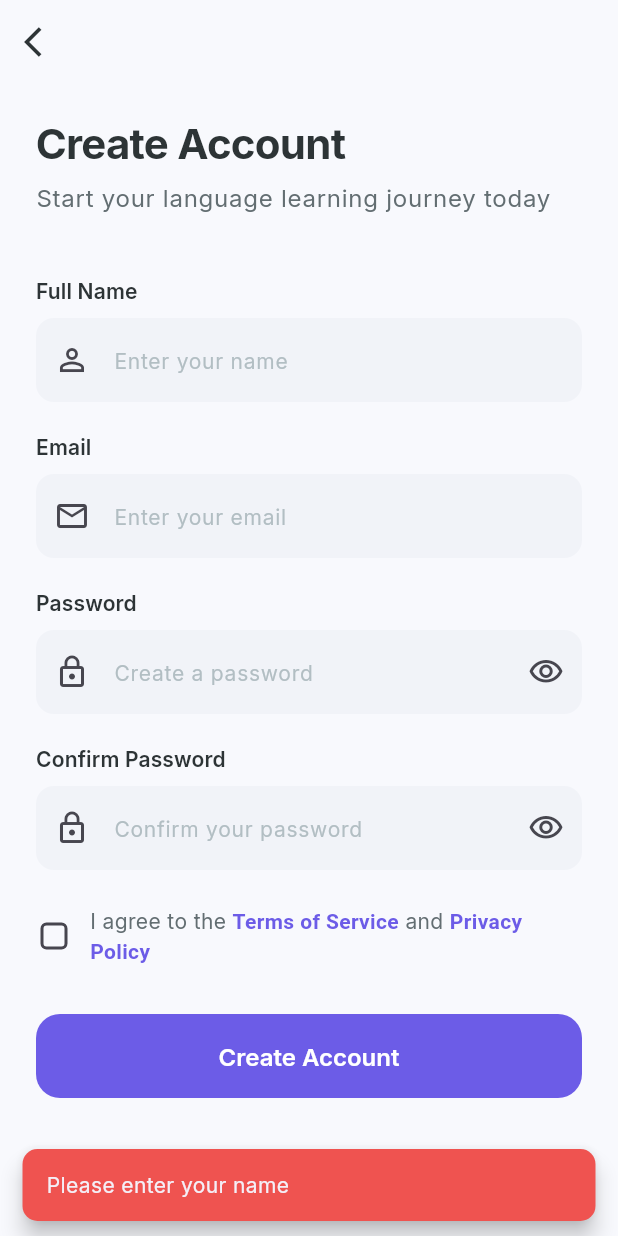
After one commit to igRoy3/fluentmind, a Flutter app: the SignUpScreen screen opened by its route, after a tap on "Create Account", on a phone screen of 412 x 824 dp. The commit adds this screen. Run offline on Flutter 3.47's test engine with Material 3 defaults, Android fonts, the light colour scheme and no system bars; drawn by our look-alikes of flutter_animate; our stand-ins replace audioplayers, dio, firebase_auth, firebase_core, fl_chart, flutter_riverpod and 2 more; missing offline and left inert: record; accounts and stored records are empty.

Commit message:
Implement Firebase Authentication
- Initialize Firebase in main.dart
- Create AuthService with email/password auth
- Update LoginScreen with Firebase sign in
- Create SignUpScreen for new users
- Update ProfileScreen to show user info & sign out
- Add signup route to app router

```diff
--- a/mobile/lib/core/router/app_router.dart
+++ b/mobile/lib/core/router/app_router.dart
@@ -4,6 +4,7 @@ import 'package:go_router/go_router.dart';
 import '../../features/onboarding/screens/onboarding_screen.dart';
 import '../../features/onboarding/screens/splash_screen.dart';
 import '../../features/auth/screens/login_screen.dart';
+import '../../features/auth/screens/signup_screen.dart';
 import '../../features/home/screens/home_screen.dart';
 import '../../features/practice/screens/practice_screen.dart';
 import '../../features/progress/screens/progress_screen.dart';
@@ -34,6 +35,11 @@ final appRouterProvider = Provider<GoRouter>((ref) {
         path: '/login',
         name: 'login',
         builder: (context, state) => const LoginScreen(),
+      ),
+      GoRoute(
+        path: '/signup',
+        name: 'signup',
+        builder: (context, state) => const SignUpScreen(),
       ),
 
       // Main App with Bottom Navigation
--- /dev/null
+++ b/mobile/lib/core/services/auth_service.dart
@@ -0,0 +1,154 @@
+import 'package:firebase_auth/firebase_auth.dart';
+import 'package:flutter_riverpod/flutter_riverpod.dart';
+
+/// Firebase Auth instance provider
+final firebaseAuthProvider = Provider<FirebaseAuth>((ref) {
+  return FirebaseAuth.instance;
+});
+
+/// Auth state changes stream provider
+final authStateProvider = StreamProvider<User?>((ref) {
+  return ref.watch(firebaseAuthProvider).authStateChanges();
+});
+
+/// Current user provider
+final currentUserProvider = Provider<User?>((ref) {
+  return ref.watch(authStateProvider).value;
+});
+
+/// Auth service provider
+final authServiceProvider = Provider<AuthService>((ref) {
+  return AuthService(ref.watch(firebaseAuthProvider));
+});
+
+/// Authentication service for handling Firebase Auth operations
+class AuthService {
+  final FirebaseAuth _auth;
+
+  AuthService(this._auth);
+
+  /// Get current user
+  User? get currentUser => _auth.currentUser;
+
+  /// Check if user is signed in
+  bool get isSignedIn => currentUser != null;
+
+  /// Sign in with email and password
+  Future<AuthResult> signInWithEmail({
+    required String email,
+    required String password,
+  }) async {
+    try {
+      final credential = await _auth.signInWithEmailAndPassword(
+        email: email,
+        password: password,
+      );
+      return AuthResult.success(credential.user);
+    } on FirebaseAuthException catch (e) {
+      return AuthResult.failure(_getErrorMessage(e.code));
+    } catch (e) {
+      return AuthResult.failure('An unexpected error occurred');
+    }
+  }
+
+  /// Create account with email and password
+  Future<AuthResult> signUpWithEmail({
+    required String email,
+    required String password,
+    String? displayName,
+  }) async {
+    try {
+      final credential = await _auth.createUserWithEmailAndPassword(
+        email: email,
+        password: password,
+      );
+
+      // Update display name if provided
+      if (displayName != null && credential.user != null) {
+        await credential.user!.updateDisplayName(displayName);
+      }
+
+      return AuthResult.success(credential.user);
+    } on FirebaseAuthException catch (e) {
+      return AuthResult.failure(_getErrorMessage(e.code));
+    } catch (e) {
+      return AuthResult.failure('An unexpected error occurred');
+    }
+  }
+
+  /// Send password reset email
+  Future<AuthResult> sendPasswordResetEmail(String email) async {
+    try {
+      await _auth.sendPasswordResetEmail(email: email);
+      return AuthResult.success(null);
+    } on FirebaseAuthException catch (e) {
+      return AuthResult.failure(_getErrorMessage(e.code));
+    } catch (e) {
+      return AuthResult.failure('An unexpected error occurred');
+    }
+  }
+
+  /// Sign out
+  Future<void> signOut() async {
+    await _auth.signOut();
+  }
+
+  /// Delete account
+  Future<AuthResult> deleteAccount() async {
+    try {
+      await currentUser?.delete();
+      return AuthResult.success(null);
+    } on FirebaseAuthException catch (e) {
+      return AuthResult.failure(_getErrorMessage(e.code));
+    } catch (e) {
+      return AuthResult.failure('An unexpected error occurred');
+    }
+  }
+
+  /// Get user-friendly error message
+  String _getErrorMessage(String code) {
+    switch (code) {
+      case 'user-not-found':
+        return 'No account found with this email';
+      case 'wrong-password':
+        return 'Incorrect password';
+      case 'email-already-in-use':
+        return 'An account already exists with this email';
+      case 'invalid-email':
+        return 'Please enter a valid email address';
+      case 'weak-password':
+        return 'Password must be at least 6 characters';
+      case 'user-disabled':
+        return 'This account has been disabled';
+      case 'too-many-requests':
+        return 'Too many attempts. Please try again later';
+      case 'operation-not-allowed':
+        return 'This sign-in method is not enabled';
+      case 'invalid-credential':
+        return 'Invalid email or password';
+      default:
+        return 'An error occurred. Please try again';
+    }
+  }
+}
+
+/// Result wrapper for auth operations
+class AuthResult {
+  final bool isSuccess;
+  final User? user;
+  final String? error;
+
+  AuthResult._({
+    required this.isSuccess,
+    this.user,
+    this.error,
+  });
+
+  factory AuthResult.success(User? user) {
+    return AuthResult._(isSuccess: true, user: user);
+  }
+
+  factory AuthResult.failure(String error) {
+    return AuthResult._(isSuccess: false, error: error);
+  }
+}
--- /dev/null
+++ b/mobile/lib/features/auth/screens/signup_screen.dart
@@ -0,0 +1,344 @@
+import 'package:flutter/material.dart';
+import 'package:flutter_animate/flutter_animate.dart';
+import 'package:flutter_riverpod/flutter_riverpod.dart';
+import 'package:go_router/go_router.dart';
+
+import '../../../core/theme/app_colors.dart';
+import '../../../core/services/auth_service.dart';
+
+class SignUpScreen extends ConsumerStatefulWidget {
+  const SignUpScreen({super.key});
+
+  @override
+  ConsumerState<SignUpScreen> createState() => _SignUpScreenState();
+}
+
+class _SignUpScreenState extends ConsumerState<SignUpScreen> {
+  final _nameController = TextEditingController();
+  final _emailController = TextEditingController();
+  final _passwordController = TextEditingController();
+  final _confirmPasswordController = TextEditingController();
+  bool _isPasswordVisible = false;
+  bool _isConfirmPasswordVisible = false;
+  bool _isLoading = false;
+  bool _agreeToTerms = false;
+
+  @override
+  void dispose() {
+    _nameController.dispose();
+    _emailController.dispose();
+    _passwordController.dispose();
+    _confirmPasswordController.dispose();
+    super.dispose();
+  }
+
+  void _showError(String message) {
+    ScaffoldMessenger.of(context).showSnackBar(
+      SnackBar(
+        content: Text(message),
+        backgroundColor: Colors.red.shade400,
+        behavior: SnackBarBehavior.floating,
+        shape: RoundedRectangleBorder(borderRadius: BorderRadius.circular(10)),
+      ),
+    );
+  }
+
+  void _showSuccess(String message) {
+    ScaffoldMessenger.of(context).showSnackBar(
+      SnackBar(
+        content: Text(message),
+        backgroundColor: Colors.green.shade400,
+        behavior: SnackBarBehavior.floating,
+        shape: RoundedRectangleBorder(borderRadius: BorderRadius.circular(10)),
+      ),
+    );
+  }
+
+  void _signUp() async {
+    // Validation
+    if (_nameController.text.isEmpty) {
+      _showError('Please enter your name');
+      return;
+    }
+    if (_emailController.text.isEmpty) {
+      _showError('Please enter your email');
+      return;
+    }
+    if (_passwordController.text.isEmpty) {
+      _showError('Please enter a password');
+      return;
+    }
+    if (_passwordController.text.length < 6) {
+      _showError('Password must be at least 6 characters');
+      return;
+    }
+    if (_passwordController.text != _confirmPasswordController.text) {
+      _showError('Passwords do not match');
+      return;
+    }
+    if (!_agreeToTerms) {
+      _showError('Please agree to the Terms of Service');
+      return;
+    }
+
+    setState(() => _isLoading = true);
+
+    final authService = ref.read(authServiceProvider);
+    final result = await authService.signUpWithEmail(
+      email: _emailController.text.trim(),
+      password: _passwordController.text,
+      displayName: _nameController.text.trim(),
+    );
+
+    if (mounted) {
+      setState(() => _isLoading = false);
+
+      if (result.isSuccess) {
+        _showSuccess('Account created successfully!');
+        context.go('/home');
+      } else {
+        _showError(result.error ?? 'Sign up failed');
+      }
+    }
+  }
+
+  @override
+  Widget build(BuildContext context) {
+    return Scaffold(
+      backgroundColor: AppColors.background,
+      appBar: AppBar(
+        backgroundColor: Colors.transparent,
+        elevation: 0,
+        leading: IconButton(
+          icon: const Icon(Icons.arrow_back_ios, color: AppColors.textPrimary),
+          onPressed: () => context.pop(),
+        ),
+      ),
+      body: SafeArea(
+        child: SingleChildScrollView(
+          padding: const EdgeInsets.all(24),
+          child: Column(
+            crossAxisAlignment: CrossAxisAlignment.start,
+            children: [
+              // Header
+              Text(
+                'Create Account',
+                style: Theme.of(context).textTheme.displayMedium?.copyWith(
+                  fontWeight: FontWeight.bold,
+                ),
+              )
+                  .animate()
+                  .fadeIn(duration: 500.ms),
+
+              const SizedBox(height: 8),
+
+              Text(
+                'Start your language learning journey today',
+                style: Theme.of(context).textTheme.bodyLarge?.copyWith(
+                  color: AppColors.textSecondary,
+                ),
+              )
+                  .animate()
+                  .fadeIn(delay: 100.ms, duration: 500.ms),
+
+              const SizedBox(height: 40),
+
+              // Name Field
+              Text(
+                'Full Name',
+                style: Theme.of(context).textTheme.labelLarge,
+              ),
+              const SizedBox(height: 8),
+              TextField(
+                controller: _nameController,
+                textCapitalization: TextCapitalization.words,
+                decoration: const InputDecoration(
+                  hintText: 'Enter your name',
+                  prefixIcon: Icon(Icons.person_outline),
+                ),
+              )
+                  .animate()
+                  .fadeIn(delay: 200.ms, duration: 500.ms)
+                  .slideX(begin: -0.1),
+
+              const SizedBox(height: 20),
+
+              // Email Field
+              Text(
+                'Email',
+                style: Theme.of(context).textTheme.labelLarge,
+              ),
+              const SizedBox(height: 8),
+              TextField(
+                controller: _emailController,
+                keyboardType: TextInputType.emailAddress,
+                decoration: const InputDecoration(
+                  hintText: 'Enter your email',
+                  prefixIcon: Icon(Icons.email_outlined),
+                ),
+              )
+                  .animate()
+                  .fadeIn(delay: 300.ms, duration: 500.ms)
+                  .slideX(begin: -0.1),
+
+              const SizedBox(height: 20),
+
+              // Password Field
+              Text(
+                'Password',
+                style: Theme.of(context).textTheme.labelLarge,
+              ),
+              const SizedBox(height: 8),
+              TextField(
+                controller: _passwordController,
+                obscureText: !_isPasswordVisible,
+                decoration: InputDecoration(
+                  hintText: 'Create a password',
+                  prefixIcon: const Icon(Icons.lock_outline),
+                  suffixIcon: IconButton(
+                    icon: Icon(
+                      _isPasswordVisible
+                          ? Icons.visibility_off_outlined
+                          : Icons.visibility_outlined,
+                    ),
+                    onPressed: () {
+                      setState(() {
+                        _isPasswordVisible = !_isPasswordVisible;
+                      });
+                    },
+                  ),
+                ),
+              )
+                  .animate()
+                  .fadeIn(delay: 400.ms, duration: 500.ms)
+                  .slideX(begin: -0.1),
+
+              const SizedBox(height: 20),
+
+              // Confirm Password Field
+              Text(
+                'Confirm Password',
+                style: Theme.of(context).textTheme.labelLarge,
+              ),
+              const SizedBox(height: 8),
+              TextField(
+                controller: _confirmPasswordController,
+                obscureText: !_isConfirmPasswordVisible,
+                decoration: InputDecoration(
+                  hintText: 'Confirm your password',
+                  prefixIcon: const Icon(Icons.lock_outline),
+                  suffixIcon: IconButton(
+                    icon: Icon(
+                      _isConfirmPasswordVisible
+                          ? Icons.visibility_off_outlined
+                          : Icons.visibility_outlined,
+                    ),
+                    onPressed: () {
+                      setState(() {
+                        _isConfirmPasswordVisible = !_isConfirmPasswordVisible;
+                      });
+                    },
+                  ),
+                ),
+              )
+                  .animate()
+                  .fadeIn(delay: 500.ms, duration: 500.ms)
+                  .slideX(begin: -0.1),
+
+              const SizedBox(height: 24),
+
+              // Terms Checkbox
+              Row(
+                children: [
+                  SizedBox(
+                    width: 24,
+                    height: 24,
+                    child: Checkbox(
+                      value: _agreeToTerms,
+                      onChanged: (value) {
+                        setState(() => _agreeToTerms = value ?? false);
+                      },
+                      shape: RoundedRectangleBorder(
+                        borderRadius: BorderRadius.circular(4),
+                      ),
+                    ),
+                  ),
+                  const SizedBox(width: 12),
+                  Expanded(
+                    child: Text.rich(
+                      TextSpan(
+                        text: 'I agree to the ',
+                        style: Theme.of(context).textTheme.bodyMedium,
+                        children: [
+                          TextSpan(
+                            text: 'Terms of Service',
+                            style: TextStyle(
+                              color: AppColors.primary,
+                              fontWeight: FontWeight.w600,
+                            ),
+                          ),
+                          const TextSpan(text: ' and '),
+                          TextSpan(
+                            text: 'Privacy Policy',
+                            style: TextStyle(
+                              color: AppColors.primary,
+                              fontWeight: FontWeight.w600,
+                            ),
+                          ),
+                        ],
+                      ),
+                    ),
+                  ),
+                ],
+              )
+                  .animate()
+                  .fadeIn(delay: 600.ms, duration: 500.ms),
+
+              const SizedBox(height: 32),
+
+              // Sign Up Button
+              SizedBox(
+                width: double.infinity,
+                height: 56,
+                child: ElevatedButton(
+                  onPressed: _isLoading ? null : _signUp,
+                  child: _isLoading
+                      ? const SizedBox(
+                          width: 24,
+                          height: 24,
+                          child: CircularProgressIndicator(
+                            strokeWidth: 2,
+                            color: Colors.white,
+                          ),
+                        )
+                      : const Text('Create Account'),
+                ),
+              )
+                  .animate()
+                  .fadeIn(delay: 700.ms, duration: 500.ms),
+
+              const SizedBox(height: 24),
+
+              // Sign In Link
+              Center(
+                child: Row(
+                  mainAxisAlignment: MainAxisAlignment.center,
+                  children: [
+                    Text(
+                      'Already have an account? ',
+                      style: Theme.of(context).textTheme.bodyMedium,
+                    ),
+                    TextButton(
+                      onPressed: () => context.pop(),
+                      child: const Text('Sign In'),
+                    ),
+                  ],
+                ),
+              ),
+            ],
+          ),
+        ),
+      ),
+    );
+  }
+}
```
Also changed, not shown: mobile/lib/features/auth/screens/login_screen.dart (+75 -18 lines), mobile/lib/features/profile/screens/profile_screen.dart (+29 -11 lines), mobile/lib/main.dart (+7 -0 lines).
